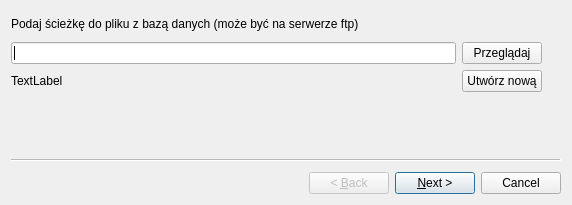
First picture: the form in ustawieniawstepne.ui, repository twardakm/zarzadzanie_projektami, before the edit.
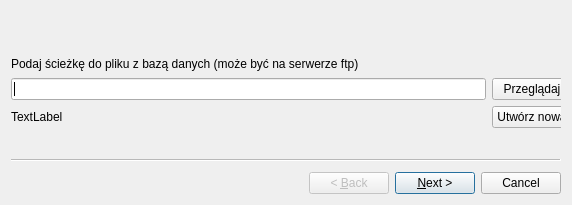
Second picture: the form after the edit.

Commit message: Poprawiony wygląd

What changed in the file:
```diff
--- a/ustawieniawstepne.ui
+++ b/ustawieniawstepne.ui
@@ -10,6 +10,18 @@
     <height>205</height>
    </rect>
   </property>
+  <property name="minimumSize">
+   <size>
+    <width>572</width>
+    <height>205</height>
+   </size>
+  </property>
+  <property name="maximumSize">
+   <size>
+    <width>572</width>
+    <height>205</height>
+   </size>
+  </property>
   <property name="windowTitle">
    <string>Wizard</string>
   </property>
@@ -19,11 +31,14 @@
      <rect>
       <x>0</x>
       <y>0</y>
-      <width>531</width>
-      <height>81</height>
+      <width>561</width>
+      <height>117</height>
      </rect>
     </property>
     <layout class="QGridLayout" name="gridLayout_2">
+     <property name="topMargin">
+      <number>45</number>
+     </property>
      <item row="1" column="0">
       <widget class="QLineEdit" name="sciezka"/>
      </item>
```
Left out of the diff: 22 changed lines with no effect on the pictures. The commit also changes 1 other file.
